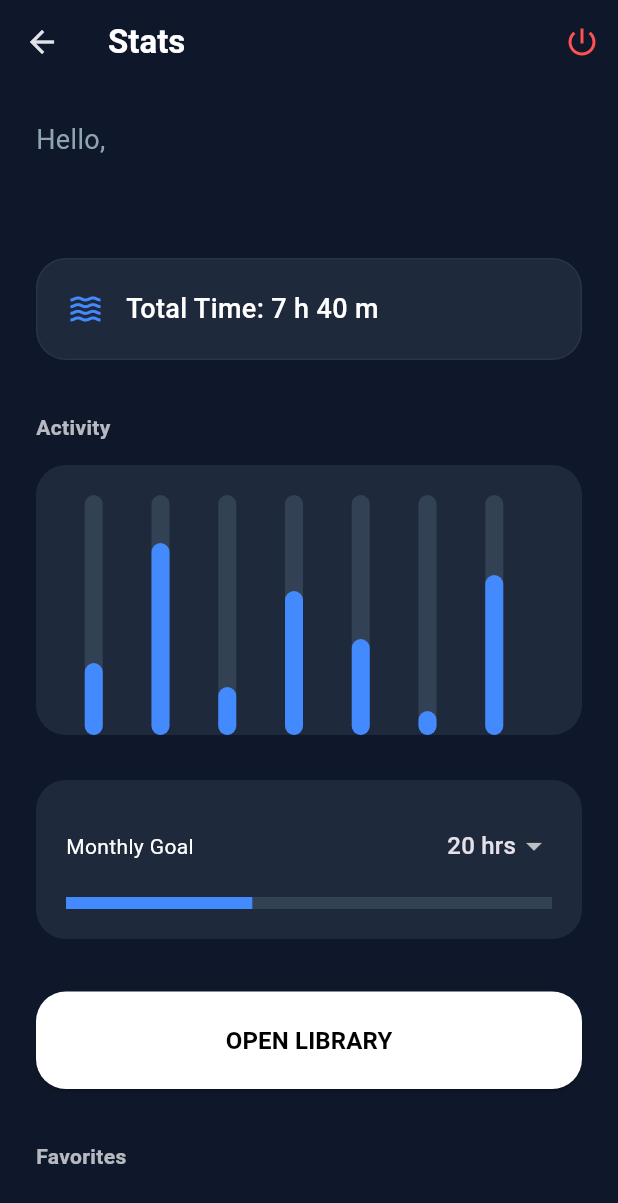
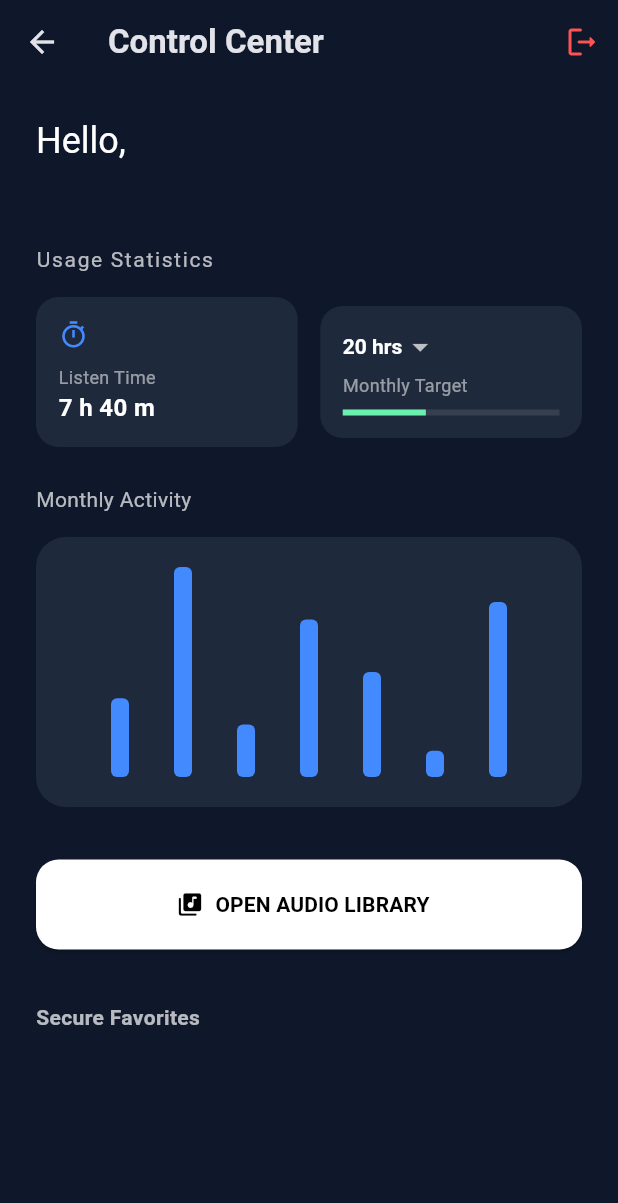
Before and after one commit to RamiBrahimi-c/project-mobdev, a Flutter app: the ProfilePage screen opened directly, on a phone screen of 412 x 824 dp. Shown: the top 1203 px of the screen. Run offline on Flutter 3.47's test engine with Material 3 defaults, Android fonts, the phone set to English and light mode, and no system bars; drawn by our look-alikes of fl_chart; our stand-ins replace audioplayers, cloud_firestore, firebase_auth, firebase_core, local_auth, shared_preferences; accounts and stored records are empty.

Commit message:
feat: better home UI panel

```diff
--- a/lib/main.dart
+++ b/lib/main.dart
@@ -65,7 +65,6 @@ class ProfilePage extends StatefulWidget {
   @override
   State<ProfilePage> createState() => _ProfilePageState();
 }
-
 class _ProfilePageState extends State<ProfilePage> {
   int _monthlyGoal = 20;
   final List<double> _dailyMinutes = [45, 120, 30, 90, 60, 15, 100];
@@ -78,14 +77,12 @@ class _ProfilePageState extends State<ProfilePage> {
 
   _loadGoal() async {
     final prefs = await SharedPreferences.getInstance();
-    if (!mounted) return;
     setState(() => _monthlyGoal = prefs.getInt('monthly_goal') ?? 20);
   }
 
   _updateGoal(int newGoal) async {
     final prefs = await SharedPreferences.getInstance();
     await prefs.setInt('monthly_goal', newGoal);
-    if (!mounted) return;
     setState(() => _monthlyGoal = newGoal);
   }
 
@@ -105,19 +102,17 @@ class _ProfilePageState extends State<ProfilePage> {
 
   @override
   Widget build(BuildContext context) {
-    final user = FirebaseAuth.instance.currentUser;
-    if (user == null) return const LoginPage();
-
+    final user = FirebaseAuth.instance.currentUser!;
     return Scaffold(
-      backgroundColor: const Color(0xFF0F172A), // Midnight Background
+      backgroundColor: const Color(0xFF0F172A),
       appBar: AppBar(
         elevation: 0,
         backgroundColor: Colors.transparent,
-        title: const Text("Stats", style: TextStyle(fontWeight: FontWeight.bold, color: Colors.white)),
+        title: const Text("Control Center", style: TextStyle(fontWeight: FontWeight.bold)),
         actions: [
           IconButton(
             onPressed: () { AudioManager.stopAll(); AuthService().logout(); },
-            icon: const Icon(Icons.power_settings_new, color: Colors.redAccent)
+            icon: const Icon(Icons.logout_rounded, color: Colors.redAccent)
           )
         ],
       ),
@@ -127,49 +122,51 @@ class _ProfilePageState extends State<ProfilePage> {
            if (snapshot.connectionState == ConnectionState.waiting) {
       return const Center(child: CircularProgressIndicator());
     }
-
           final data = snapshot.data ?? {"firstName": "Guest", "lastName": ""};
           return SingleChildScrollView(
             padding: const EdgeInsets.all(24),
             child: Column(
               crossAxisAlignment: CrossAxisAlignment.start,
               children: [
-                // 1. Sleek Welcome Section
-                Text("Hello,", style: TextStyle(color: Colors.blueGrey[300], fontSize: 18)),
-                Text("${data['firstName']} ${data['lastName']}",
-                  style: const TextStyle(color: Colors.white, fontSize: 32, fontWeight: FontWeight.bold)),
-                const SizedBox(height: 20),
-
-                // 2. Time Card
-                Container(
-                  padding: const EdgeInsets.all(20),
-                  decoration: BoxDecoration(
-                    color: const Color(0xFF1E293B), // Slate Card
-                    borderRadius: BorderRadius.circular(20),
-                    border: Border.all(color: Colors.white.withValues(alpha: 0.05)),
-                  ),
-                  child: Row(
+                // 1. DYNAMIC WELCOME
+                RichText(
+                  text: TextSpan(
+                    style: const TextStyle(color: Colors.white, fontSize: 24),
                     children: [
-                      const Icon(Icons.waves, color: Colors.blueAccent),
-                      const SizedBox(width: 15),
-                      Text("Total Time: ${_getTotalTime()}",
-                        style: const TextStyle(color: Colors.white, fontSize: 18, fontWeight: FontWeight.w500)),
+                      const TextSpan(text: "Hello, "),
+                      TextSpan(text: "${data['firstName']} ${data['lastName']}",
+                        style: const TextStyle(fontWeight: FontWeight.bold, color: Colors.blueAccent)),
                     ],
                   ),
                 ),
+                const SizedBox(height: 25),
 
-                const SizedBox(height: 35),
-                const Text("Activity", style: TextStyle(color: Colors.white70, fontWeight: FontWeight.bold)),
+                // 2. NOW PLAYING CARD (Makes the home page feel relevant)
+                if (AudioManager.hasActiveTrack)
+                  _buildNowPlayingCard(),
+
+                const SizedBox(height: 30),
+                const Text("Usage Statistics", style: TextStyle(color: Colors.white70, fontSize: 14, letterSpacing: 1.1)),
                 const SizedBox(height: 15),
 
-                // 3. Neon Histogram
+                // 3. STATS GRID (Total Time + Goal)
+                Row(
+                  children: [
+                    Expanded(child: _buildStatTile("Listen Time", _getTotalTime(), Icons.timer_outlined)),
+                    const SizedBox(width: 15),
+                    Expanded(child: _buildGoalTile()),
+                  ],
+                ),
+
+                const SizedBox(height: 25),
+
+                // 4. THE REQUIREMENT: HISTOGRAM
+                const Text("Monthly Activity", style: TextStyle(color: Colors.white70, fontSize: 14)),
+                const SizedBox(height: 15),
                 Container(
                   height: 180,
-                  padding: const EdgeInsets.only(top: 20, right: 20),
-                  decoration: BoxDecoration(
-                    color: const Color(0xFF1E293B),
-                    borderRadius: BorderRadius.circular(20),
-                  ),
+                  padding: const EdgeInsets.all(20),
+                  decoration: BoxDecoration(color: const Color(0xFF1E293B), borderRadius: BorderRadius.circular(20)),
                   child: BarChart(
                     BarChartData(
                       borderData: FlBorderData(show: false),
@@ -177,45 +174,35 @@ class _ProfilePageState extends State<ProfilePage> {
                       titlesData: const FlTitlesData(show: false),
                       barGroups: _dailyMinutes.asMap().entries.map((e) =>
                         BarChartGroupData(x: e.key, barRods: [
-                          BarChartRodData(
-                            toY: e.value,
-                            color: Colors.blueAccent,
-                            width: 12,
-                            borderRadius: BorderRadius.circular(6),
-                            backDrawRodData: BackgroundBarChartRodData(show: true, toY: 150, color: const Color(0xFF334155))
-                          )
+                          BarChartRodData(toY: e.value, color: Colors.blueAccent, width: 12, borderRadius: BorderRadius.circular(4))
                         ])
                       ).toList(),
                     ),
                   ),
                 ),
 
-                const SizedBox(height: 30),
-                // 4. Goal Card
-                _buildGoalSection(),
-
                 const SizedBox(height: 35),
-                // 5. High-Contrast Action Button
+                // 5. MAIN ACTION BUTTON
                 SizedBox(
                   width: double.infinity,
-                  height: 65,
-                  child: ElevatedButton(
+                  height: 60,
+                  child: ElevatedButton.icon(
                     style: ElevatedButton.styleFrom(
-                      backgroundColor: Colors.white, // Pop against dark background
+                      backgroundColor: Colors.white,
                       foregroundColor: Colors.black,
-                      shape: RoundedRectangleBorder(borderRadius: BorderRadius.circular(20)),
+                      shape: RoundedRectangleBorder(borderRadius: BorderRadius.circular(15)),
                     ),
                     onPressed: () => Navigator.push(context, MaterialPageRoute(builder: (context) => const PlayerPage())),
-                    child: const Text("OPEN LIBRARY", style: TextStyle(fontSize: 16, fontWeight: FontWeight.bold)),
+                    icon: const Icon(Icons.library_music_rounded),
+                    label: const Text("OPEN AUDIO LIBRARY", style: TextStyle(fontWeight: FontWeight.bold)),
                   ),
                 ),
 
                 const SizedBox(height: 35),
-                const Text("Favorites", style: TextStyle(color: Colors.white70, fontWeight: FontWeight.bold)),
+                const Text("Secure Favorites", style: TextStyle(color: Colors.white70, fontWeight: FontWeight.bold)),
                 const SizedBox(height: 10),
                 _buildFavoritesList(user.uid),
               ],
-
             ),
           );
         },
@@ -223,38 +210,79 @@ class _ProfilePageState extends State<ProfilePage> {
     );
   }
 
-  Widget _buildGoalSection() {
-    double progress = (_dailyMinutes.reduce((a, b) => a + b) / 60) / _monthlyGoal;
+  // --- COMPONENT WIDGETS ---
+
+  Widget _buildNowPlayingCard() {
+    return GestureDetector(
+      onTap: () => Navigator.push(context, MaterialPageRoute(builder: (_) => const PlayerPage())),
+      child: Container(
+        padding: const EdgeInsets.all(16),
+        decoration: BoxDecoration(
+          gradient: LinearGradient(colors: [Colors.blueAccent, Colors.blueAccent.withOpacity(0.6)]),
+          borderRadius: BorderRadius.circular(15),
+        ),
+        child: Row(
+          children: [
+            const Icon(Icons.graphic_eq, color: Colors.white),
+            const SizedBox(width: 12),
+            Expanded(
+              child: Column(
+                crossAxisAlignment: CrossAxisAlignment.start,
+                children: [
+                  const Text("CONTINUE LISTENING", style: TextStyle(color: Colors.white70, fontSize: 10, fontWeight: FontWeight.bold)),
+                  Text(AudioManager.currentTitle, style: const TextStyle(color: Colors.white, fontWeight: FontWeight.bold), overflow: TextOverflow.ellipsis),
+                ],
+              ),
+            ),
+            const Icon(Icons.arrow_forward_ios, size: 16, color: Colors.white),
+          ],
+        ),
+      ),
+    );
+  }
+
+  Widget _buildStatTile(String title, String value, IconData icon) {
     return Container(
-      padding: const EdgeInsets.all(20),
-      decoration: BoxDecoration(
-        color: const Color(0xFF1E293B),
-        borderRadius: BorderRadius.circular(20),
+      padding: const EdgeInsets.all(15),
+      decoration: BoxDecoration(color: const Color(0xFF1E293B), borderRadius: BorderRadius.circular(15)),
+      child: Column(
+        crossAxisAlignment: CrossAxisAlignment.start,
+        children: [
+          Icon(icon, color: Colors.blueAccent, size: 20),
+          const SizedBox(height: 10),
+          Text(title, style: const TextStyle(color: Colors.white54, fontSize: 12)),
+          Text(value, style: const TextStyle(color: Colors.white, fontSize: 16, fontWeight: FontWeight.bold)),
+        ],
       ),
+    );
+  }
+
+  Widget _buildGoalTile() {
+    return Container(
+      padding: const EdgeInsets.all(15),
+      decoration: BoxDecoration(color: const Color(0xFF1E293B), borderRadius: BorderRadius.circular(15)),
       child: Column(
+        crossAxisAlignment: CrossAxisAlignment.start,
         children: [
-          Row(
-            mainAxisAlignment: MainAxisAlignment.spaceBetween,
-            children: [
-              const Text("Monthly Goal", style: TextStyle(color: Colors.white)),
           DropdownButton<int>(
             value: _monthlyGoal,
             dropdownColor: const Color(0xFF1E293B),
+            isDense: true,
             underline: const SizedBox(),
+            style: const TextStyle(color: Colors.white, fontWeight: FontWeight.bold),
             items: [10, 20, 30, 40].map((int val) => DropdownMenuItem(value: val, child: Text("$val hrs"))).toList(),
             onChanged: (val) => _updateGoal(val!),
           ),
-            ],
-          ),
-          const SizedBox(height: 10),
+          const SizedBox(height: 5),
+          const Text("Monthly Target", style: TextStyle(color: Colors.white54, fontSize: 12)),
+          const SizedBox(height: 8),
           LinearProgressIndicator(
-            value: progress.clamp(0.0, 1.0),
-            backgroundColor: const Color(0xFF334155),
-            color: Colors.blueAccent,
-            minHeight: 8,
+            value: (_dailyMinutes.reduce((a, b) => a + b) / 60) / _monthlyGoal,
+            backgroundColor: Colors.white10,
+            color: Colors.greenAccent,
+            minHeight: 4,
           ),
         ],
-
       ),
     );
   }
@@ -272,13 +300,14 @@ class _ProfilePageState extends State<ProfilePage> {
           itemBuilder: (context, index) {
             final fav = docs[index];
             return Container(
-              margin: const EdgeInsets.only(bottom: 10),
-              decoration: BoxDecoration(color: const Color(0xFF1E293B), borderRadius: BorderRadius.circular(15)),
+              margin: const EdgeInsets.only(bottom: 8),
+              decoration: BoxDecoration(color: const Color(0xFF1E293B), borderRadius: BorderRadius.circular(12)),
               child: ListTile(
-                leading: const Icon(Icons.favorite, color: Colors.pinkAccent),
-                title: Text(fav['name'], style: const TextStyle(color: Colors.white)),
+                dense: true,
+                leading: const Icon(Icons.favorite, color: Colors.pinkAccent, size: 18),
+                title: Text(fav['name'], style: const TextStyle(color: Colors.white, fontSize: 14)),
                 trailing: IconButton(
-                  icon: const Icon(Icons.delete_outline, color: Colors.blueGrey),
+                  icon: const Icon(Icons.delete_outline, color: Colors.white24, size: 18),
                   onPressed: () => _secureDelete(fav.reference),
                 ),
               ),
```
Lines whose indentation alone changed are shown as unchanged.
